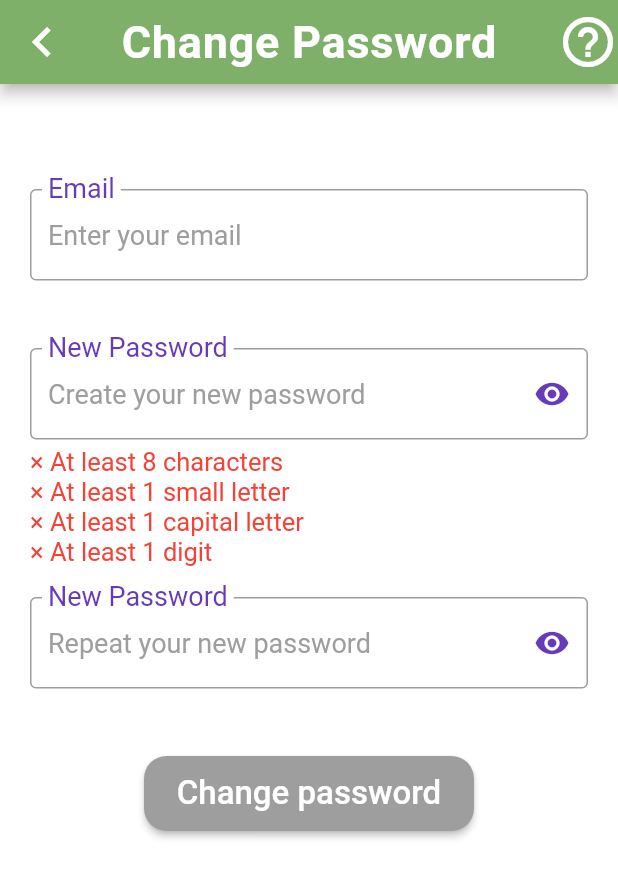
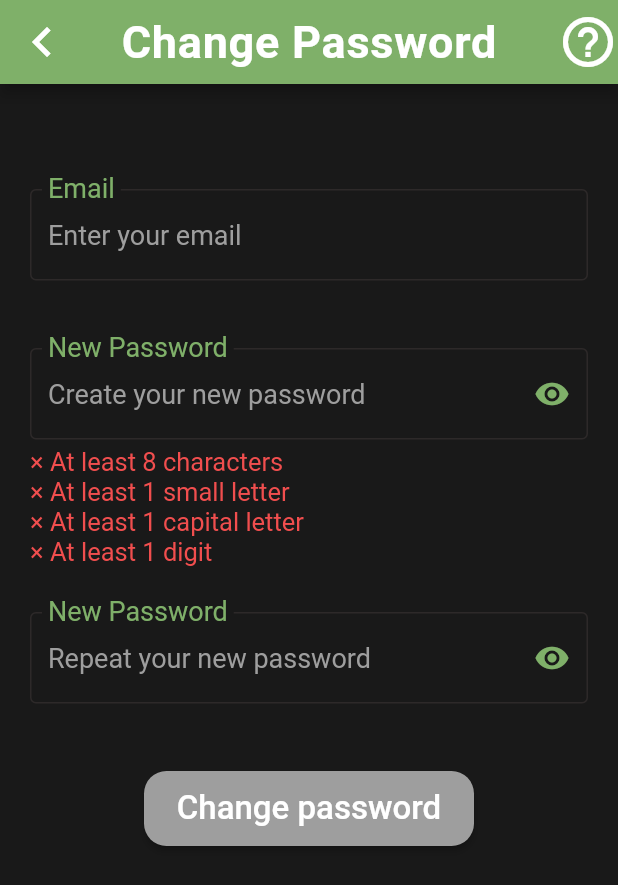
Before and after one commit to SDP-2023-G8/InBoX-app, a Flutter app: the ForgotPasswordScreen screen opened directly, after a tap on "Change password", on a phone screen of 412 x 824 dp. Shown: the top 885 px of the screen. Run offline on Flutter 3.47's test engine with Material 2 defaults, Android fonts, the phone set to English and light mode, and no system bars; our stand-ins replace flutter_local_notifications, flutter_secure_storage, flutter_speed_dial, flutter_svg, google_fonts, local_auth and 2 more; missing offline and left inert: flutter_mjpeg, flutter_verification_code, mic_stream; accounts and stored records are empty; network calls fail.

Commit message:
Forgot Password UI fixed

```diff
--- a/inbox_app/lib/pages/forgot_password.dart
+++ b/inbox_app/lib/pages/forgot_password.dart
@@ -74,7 +74,7 @@
         },
         child: Scaffold(
             resizeToAvoidBottomInset: false,
-            backgroundColor: Colors.white,
+            backgroundColor: PRIMARY_BLACK,
             appBar: const BarWithHelpAndBackArrow(
                 'Change Password',
                 'How to Change your Password',
@@ -95,19 +95,21 @@
                       const SizedBox(height: 50),
                       TextFormField(
                         controller: _emailController,
-                        cursorColor: Colors.deepPurple,
-                        style: const TextStyle(fontSize: 18),
+                        cursorColor: PRIMARY_GREEN,
+                        style:
+                            const TextStyle(color: Colors.white, fontSize: 18),
                         decoration: const InputDecoration(
                           labelText: 'Email',
                           labelStyle:
-                              TextStyle(color: Colors.deepPurple, fontSize: 24),
+                              TextStyle(color: PRIMARY_GREEN, fontSize: 24),
                           floatingLabelBehavior: FloatingLabelBehavior.always,
                           hintText: 'Enter your email',
                           hintStyle:
                               TextStyle(fontSize: 18, color: Colors.grey),
                           focusedBorder: OutlineInputBorder(
-                              borderSide: BorderSide(color: Colors.deepPurple)),
-                          border: OutlineInputBorder(),
+                              borderSide: BorderSide(color: PRIMARY_GREEN)),
+                          enabledBorder: OutlineInputBorder(
+                              borderSide: BorderSide(color: PRIMARY_GREY)),
                         ),
                         onChanged: (value) => callSetStateEmail(),
                       ),
@@ -120,28 +122,29 @@
                               fontSize: 17,
                               color: (_isEmailValid ||
                                       _emailController.text.isEmpty)
-                                  ? Colors.green
-                                  : Colors.red)),
+                                  ? PRIMARY_GREEN
+                                  : PRIMARY_RED)),
                       const SizedBox(height: 20),
                       TextFormField(
                         controller: _passwordController,
                         obscureText: _isObscure1,
-                        cursorColor: Colors.deepPurple,
-                        style: const TextStyle(fontSize: 18),
+                        cursorColor: PRIMARY_GREEN,
+                        style:
+                            const TextStyle(color: Colors.white, fontSize: 18),
                         decoration: InputDecoration(
                             labelText: 'New Password',
                             labelStyle: const TextStyle(
-                                color: Colors.deepPurple, fontSize: 24),
+                                color: PRIMARY_GREEN, fontSize: 24),
                             floatingLabelBehavior: FloatingLabelBehavior.always,
                             hintText: 'Create your new password',
                             hintStyle: const TextStyle(
                                 fontSize: 18, color: Colors.grey),
                             focusedBorder: const OutlineInputBorder(
-                                borderSide:
-                                    BorderSide(color: Colors.deepPurple)),
-                            border: const OutlineInputBorder(),
+                                borderSide: BorderSide(color: PRIMARY_GREEN)),
+                            enabledBorder: const OutlineInputBorder(
+                                borderSide: BorderSide(color: PRIMARY_GREY)),
                             suffixIcon: IconButton(
-                              color: Colors.deepPurple,
+                              color: PRIMARY_GREEN,
                               icon: Icon(_isObscure1
                                   ? Icons.visibility
                                   : Icons.visibility_off),
@@ -159,46 +162,48 @@
                       Text('${_input.min8 ? '•  ' : '× '}At least 8 characters',
                           style: TextStyle(
                               fontSize: 17,
-                              color: _input.min8 ? Colors.green : Colors.red)),
+                              color:
+                                  _input.min8 ? PRIMARY_GREEN : PRIMARY_RED)),
                       Text(
                           '${_input.lowerCase ? '•  ' : '× '}At least 1 small letter',
                           style: TextStyle(
                               fontSize: 17,
                               color: _input.lowerCase
-                                  ? Colors.green
-                                  : Colors.red)),
+                                  ? PRIMARY_GREEN
+                                  : PRIMARY_RED)),
                       Text(
                           '${_input.upperCase ? '•  ' : '× '}At least 1 capital letter',
                           style: TextStyle(
                               fontSize: 17,
                               color: _input.upperCase
-                                  ? Colors.green
-                                  : Colors.red)),
+                                  ? PRIMARY_GREEN
+                                  : PRIMARY_RED)),
                       Text('${_input.number ? '•  ' : '× '}At least 1 digit',
                           style: TextStyle(
                               fontSize: 17,
                               color:
-                                  _input.number ? Colors.green : Colors.red)),
-                      const SizedBox(height: 20),
+                                  _input.number ? PRIMARY_GREEN : PRIMARY_RED)),
+                      const SizedBox(height: 30),
                       TextFormField(
                         controller: _repeatPasswordController,
                         obscureText: _isObscure2,
-                        cursorColor: Colors.deepPurple,
-                        style: const TextStyle(fontSize: 18),
+                        cursorColor: PRIMARY_GREEN,
+                        style:
+                            const TextStyle(color: Colors.white, fontSize: 18),
                         decoration: InputDecoration(
                             labelText: 'New Password',
                             labelStyle: const TextStyle(
-                                color: Colors.deepPurple, fontSize: 24),
+                                color: PRIMARY_GREEN, fontSize: 24),
                             floatingLabelBehavior: FloatingLabelBehavior.always,
                             hintText: 'Repeat your new password',
                             hintStyle: const TextStyle(
                                 fontSize: 18, color: Colors.grey),
                             focusedBorder: const OutlineInputBorder(
-                                borderSide:
-                                    BorderSide(color: Colors.deepPurple)),
-                            border: const OutlineInputBorder(),
+                                borderSide: BorderSide(color: PRIMARY_GREEN)),
+                            enabledBorder: const OutlineInputBorder(
+                                borderSide: BorderSide(color: PRIMARY_GREY)),
                             suffixIcon: IconButton(
-                              color: Colors.deepPurple,
+                              color: PRIMARY_GREEN,
                               icon: Icon(_isObscure2
                                   ? Icons.visibility
                                   : Icons.visibility_off),
@@ -217,8 +222,9 @@
                               : 'Passwords do not match',
                           style: TextStyle(
                               fontSize: 17,
-                              color:
-                                  _passwordsMatch ? Colors.green : Colors.red)),
+                              color: _passwordsMatch
+                                  ? PRIMARY_GREEN
+                                  : PRIMARY_RED)),
                       const SizedBox(height: 20),
                       Align(
                         alignment: Alignment.center,
@@ -230,12 +236,15 @@
                                           isPasswordValid(
                                               _passwordController.text) &&
                                           _passwordsMatch)
-                                      ? Colors.deepPurple
+                                      ? PRIMARY_GREEN
                                       : Colors.grey,
                               shape: const RoundedRectangleBorder(
                                   borderRadius:
                                       BorderRadius.all(Radius.circular(15)))),
                           onPressed: () async {
+                            if (isEmailValid(_emailController.text) &&
+                                isPasswordValid(_passwordController.text) &&
+                                _passwordsMatch) {
                               // TODO: check for an existing email in the database
                               var url = Uri.http(
                                   REST_ENDPOINT, '/api/v1/users/register');
@@ -247,7 +256,8 @@
                                   headers: {"Content-Type": "application/json"},
                                   body: json.encode(data));
 
-                            if (response.statusCode == 201 && context.mounted) {
+                              if (response.statusCode == 201 &&
+                                  context.mounted) {
                                 // Send email verification code
                                 var url = Uri.http(REST_ENDPOINT,
                                     '/api/v1/users/${_emailController.text}/verification');
@@ -267,6 +277,7 @@
                                           _emailController.text)),
                                 );
                               }
+                            }
                           },
                           child: const Text(
                             'Change password',
```
Lines whose indentation alone changed are shown as unchanged.
